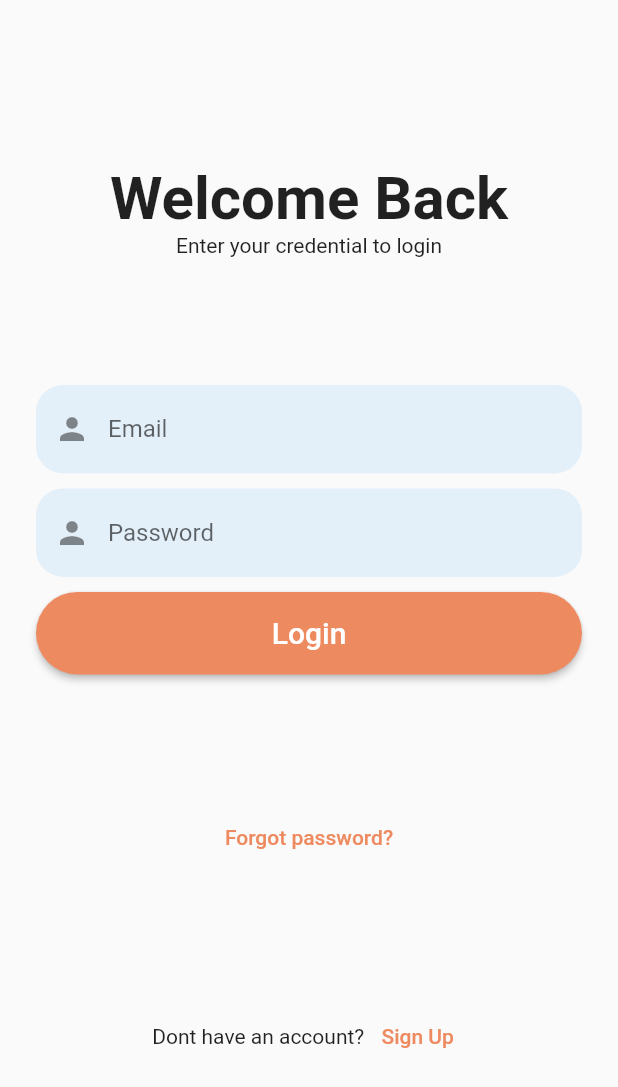
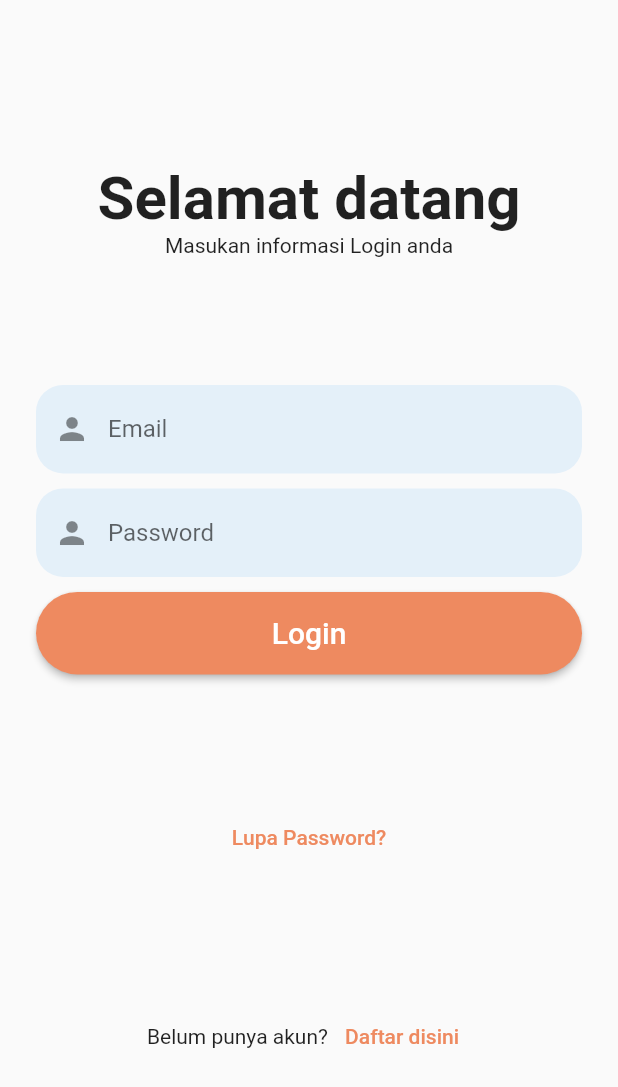
Before and after one commit to LordGarmadon/TugasAkhir, a Flutter app: the LoginPage screen opened directly, on a phone screen of 412 x 824 dp. Shown: the top 1087 px of the screen. Run offline on Flutter 3.47's test engine with Material 2 defaults, Android fonts, the phone set to English and light mode, and no system bars.

Commit message:
update auth

```diff
--- a/lib/login.dart
+++ b/lib/login.dart
@@ -29,10 +29,10 @@ class LoginPage extends StatelessWidget {
     return Column(
       children: [
         Text(
-          "Welcome Back",
+          "Selamat datang",
           style: TextStyle(fontSize: 40, fontWeight: FontWeight.bold),
         ),
-        Text("Enter your credential to login"),
+        Text("Masukan informasi Login anda"),
       ],
     );
   }
@@ -77,7 +77,7 @@ class LoginPage extends StatelessWidget {
     return TextButton(
       onPressed: () {},
       style: TextButton.styleFrom(primary: Color.fromRGBO(238, 138, 96, 1)),
-      child: Text("Forgot password?"),
+      child: Text("Lupa Password?"),
     );
   }
 
@@ -85,7 +85,7 @@ class LoginPage extends StatelessWidget {
     return Row(
       mainAxisAlignment: MainAxisAlignment.center,
       children: [
-        Text("Dont have an account? "),
+        Text("Belum punya akun? "),
         TextButton(
             onPressed: () {
               Navigator.push(
@@ -94,7 +94,7 @@ class LoginPage extends StatelessWidget {
               );
             },
             style: TextButton.styleFrom(primary: Color.fromRGBO(238, 138, 96, 1)),
-            child: Text("Sign Up"))
+            child: Text("Daftar disini"))
       ],
     );
   }
--- a/lib/main.dart
+++ b/lib/main.dart
@@ -1,7 +1,7 @@
 import 'package:flutter/material.dart';
-import 'package:nadiku/homescreen.dart';
+//import 'package:nadiku/homescreen.dart';
 import 'package:nadiku/login.dart';
-import 'package:nadiku/main_appbar.dart';
+//import 'package:nadiku/main_appbar.dart';
 import 'package:nadiku/main_scaffold.dart';
 import 'package:nadiku/signup.dart';
 
--- a/lib/signup.dart
+++ b/lib/signup.dart
@@ -41,10 +41,10 @@ class _SignUpScreenState extends State<SignUpScreen> {
     return Column(
       children: [
         Text(
-          "Create Account",
+          "Buat Akun Baru",
           style: TextStyle(fontSize: 40, fontWeight: FontWeight.bold),
         ),
-        Text("Enter details to get started"),
+        Text("Masukan detail untuk memulai"),
       ],
     );
   }
@@ -113,7 +113,7 @@ class _SignUpScreenState extends State<SignUpScreen> {
             log(etPassword.text);
           },
           child: Text(
-            "Sign Up",
+            "Daftarkan",
             style: TextStyle(fontSize: 20),
           ),
           style: ElevatedButton.styleFrom(
@@ -130,7 +130,7 @@ class _SignUpScreenState extends State<SignUpScreen> {
     return Row(
       mainAxisAlignment: MainAxisAlignment.center,
       children: [
-        Text("Already have an account?"),
+        Text("Sudah punya akun?"),
         TextButton(
             onPressed: () {
               Navigator.pop(context);
```
Also changed, not shown: pubspec.lock, 1 other file.
